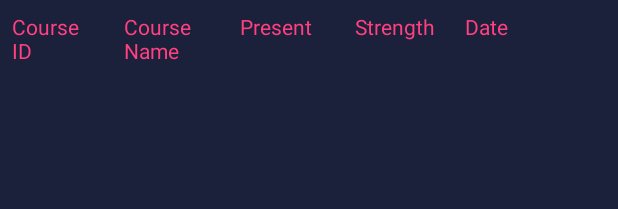
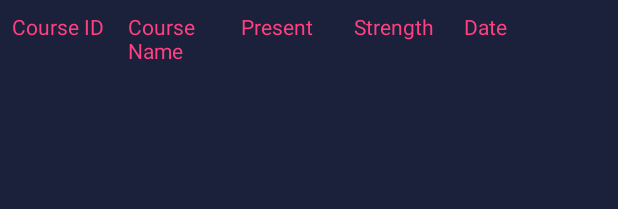
Before and after one commit to RiyaTalwar/Smart-Attendance-System-IOT, an Android app: the layout activity_faculty.xml on its own in the app's theme, with its tools: preview values and no code run, on a phone screen of 412 x 824 dp. Shown: the top 209 px of the screen. Run offline under Robolectric (Android 15) with nearby library versions, the phone set to English and light mode, and no system bars.

Commit message:
added diagrams and edited android app files

```diff
--- a/Code/Android/IOT/app/src/main/res/layout/activity_faculty.xml
+++ b/Code/Android/IOT/app/src/main/res/layout/activity_faculty.xml
@@ -14,7 +14,7 @@
 
             <TextView
                 android:id="@+id/textViewCourse"
-                android:layout_width="7dp"
+                android:layout_width="10dp"
                 android:layout_height="wrap_content"
                 android:layout_weight="1"
                 android:padding="8dp"
@@ -24,7 +24,7 @@
 
             <TextView
                 android:id="@+id/textViewCName"
-                android:layout_width="10dp"
+                android:layout_width="7dp"
                 android:layout_height="wrap_content"
                 android:layout_weight="1"
                 android:padding="8dp"
@@ -34,7 +34,7 @@
 
             <TextView
                 android:id="@+id/textViewAttendance"
-                android:layout_width="9dp"
+                android:layout_width="7dp"
                 android:layout_height="wrap_content"
                 android:layout_weight="1"
                 android:padding="8dp"
@@ -44,7 +44,7 @@
 
             <TextView
                 android:id="@+id/textViewStudent"
-                android:layout_width="8dp"
+                android:layout_width="7dp"
                 android:layout_height="wrap_content"
                 android:layout_weight="1"
                 android:padding="8dp"
```
Also changed, not shown: Code/Android/IOT/app/src/main/res/layout/ftable.xml (+10 -11 lines), 2 other files.
